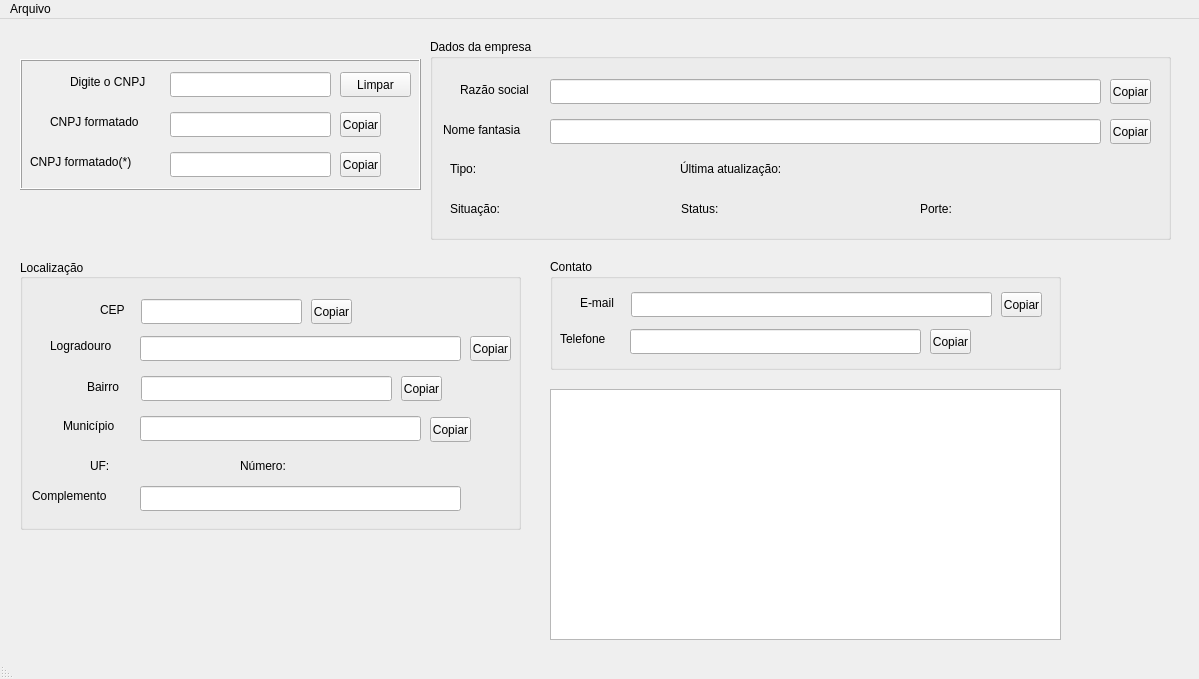
First picture: the form in CNPJ_Finder/mainwindow.ui, repository CaduBastos/cnpj_finder, before the edit.
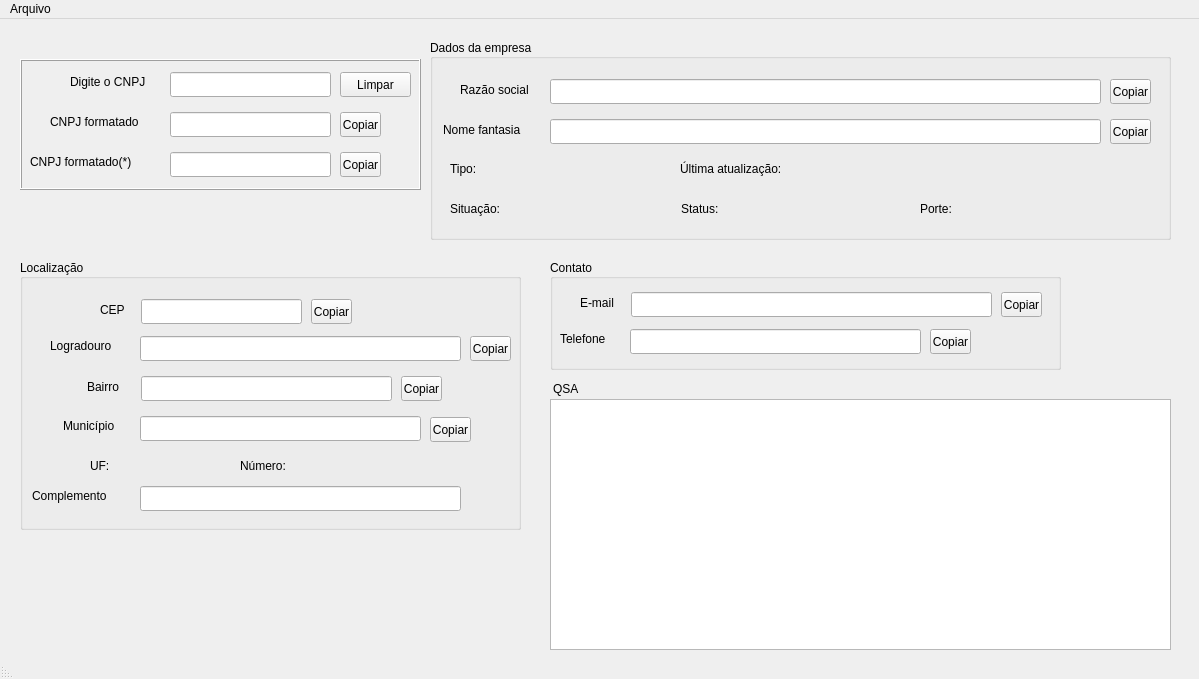
Second picture: the form after the edit. Icons and pictures are not drawn.

Commit message: added QSA informations table

The edit to the form file:
```diff
--- a/CNPJ_Finder/mainwindow.ui
+++ b/CNPJ_Finder/mainwindow.ui
@@ -429,6 +429,9 @@
     <property name="title">
      <string>Contato</string>
     </property>
+    <property name="alignment">
+     <set>Qt::AlignLeading|Qt::AlignLeft|Qt::AlignVCenter</set>
+    </property>
     <property name="flat">
      <bool>false</bool>
     </property>
@@ -532,6 +535,9 @@
     <property name="title">
      <string>Dados da empresa</string>
     </property>
+    <property name="alignment">
+     <set>Qt::AlignLeading|Qt::AlignLeft|Qt::AlignVCenter</set>
+    </property>
     <widget class="QLabel" name="label_status">
      <property name="geometry">
       <rect>
@@ -676,14 +682,33 @@
      </property>
     </widget>
    </widget>
-   <widget class="QListWidget" name="listWidget_qsa">
+   <widget class="QTableView" name="tableView_qsa">
     <property name="geometry">
      <rect>
       <x>550</x>
-      <y>370</y>
-      <width>511</width>
+      <y>380</y>
+      <width>621</width>
       <height>251</height>
      </rect>
+    </property>
+    <property name="alternatingRowColors">
+     <bool>false</bool>
+    </property>
+    <attribute name="verticalHeaderVisible">
+     <bool>false</bool>
+    </attribute>
+   </widget>
+   <widget class="QLabel" name="label">
+    <property name="geometry">
+     <rect>
+      <x>553</x>
+      <y>360</y>
+      <width>31</width>
+      <height>20</height>
+     </rect>
+    </property>
+    <property name="text">
+     <string>QSA</string>
     </property>
    </widget>
   </widget>
```
Left out of the diff: 4 changed lines with no effect on the pictures. The commit also changes 15 other files.
